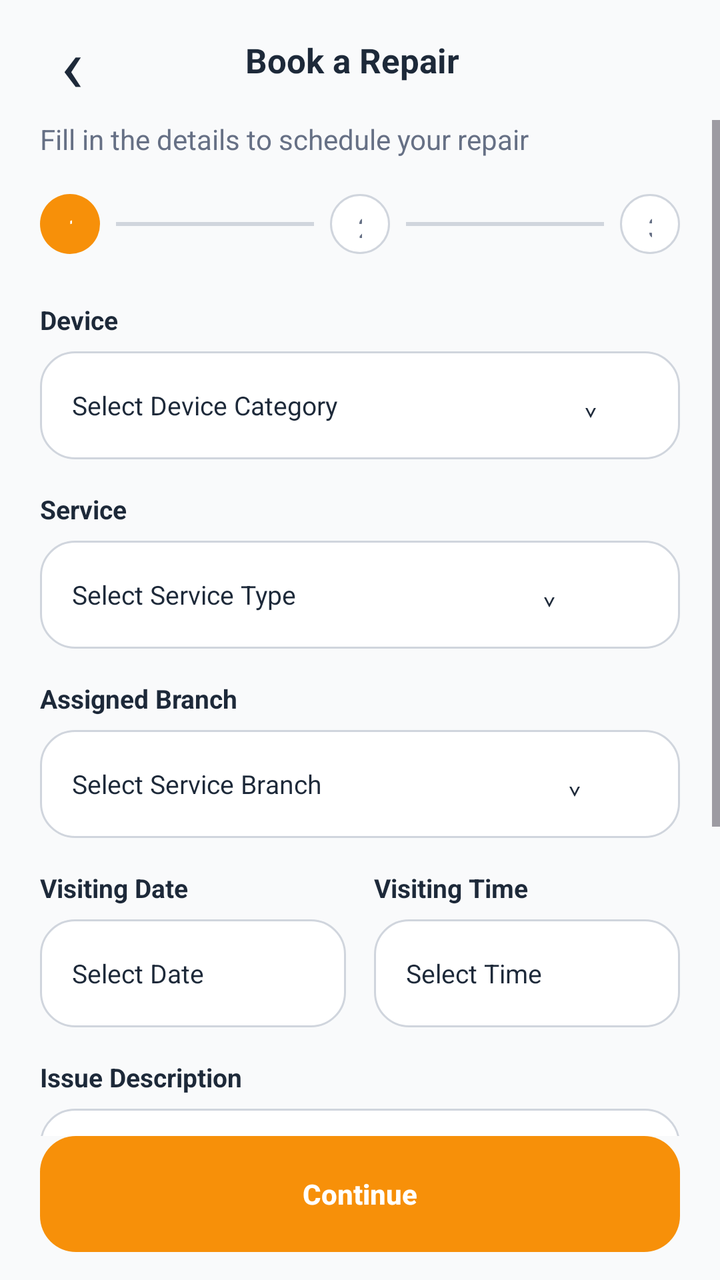
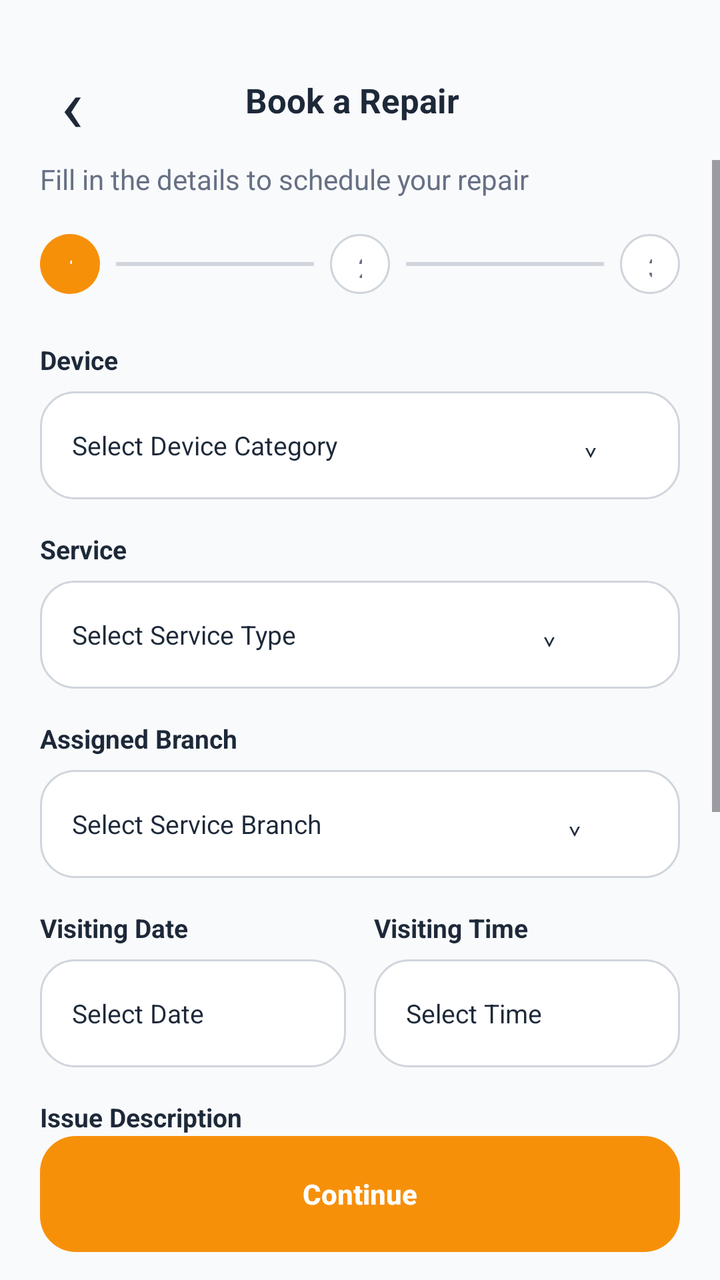

Screens rendered from an Android XML layout before and after an edit, with the pre-edit source and the edit as a unified diff.
<!-- AndroidManifest.xml: application theme Theme.TechFixV2 -->
<!-- res/layout/activity_book_repair.xml -->
<?xml version="1.0" encoding="utf-8" ?>
<LinearLayout
    xmlns:android="http://schemas.android.com/apk/res/android"
    xmlns:tools="http://schemas.android.com/tools"
    android:id="@+id/main"
    android:layout_width="match_parent"
    android:layout_height="match_parent"
    android:background="@color/customer_bg"
    android:orientation="vertical"
    tools:context=".BookRepairActivity"
>
    <LinearLayout
        android:layout_width="match_parent"
        android:layout_height="60dp"
        android:gravity="center_vertical"
        android:orientation="horizontal"
        android:paddingStart="12dp"
        android:paddingEnd="20dp"
    >
        <TextView
            android:id="@+id/btnBack"
            android:layout_width="48dp"
            android:layout_height="48dp"
            android:gravity="center"
            android:text="‹"
            android:textSize="38sp"
            android:textColor="@color/customer_text"
            android:clickable="true"
            android:focusable="true"
        />
        <TextView
            android:layout_width="0dp"
            android:layout_height="wrap_content"
            android:layout_weight="1"
            android:gravity="center"
            android:text="@string/booking_title"
            android:textColor="@color/customer_text"
            android:textSize="17sp"
            android:textStyle="bold"
        />
        <Space android:layout_width="48dp" android:layout_height="48dp" />
    </LinearLayout>
    <ScrollView
        android:layout_width="match_parent"
        android:layout_height="0dp"
        android:layout_weight="1"
        android:clipToPadding="false"
        android:overScrollMode="never"
    >
        <LinearLayout
            android:layout_width="match_parent"
            android:layout_height="wrap_content"
            android:orientation="vertical"
            android:paddingStart="20dp"
            android:paddingEnd="20dp"
            android:paddingBottom="24dp"
        >
            <TextView
                android:layout_width="match_parent"
                android:layout_height="wrap_content"
                android:text="@string/booking_subtitle"
                android:textColor="@color/customer_muted"
                android:textSize="14sp"
            />
            <LinearLayout
                android:layout_width="match_parent"
                android:layout_height="wrap_content"
                android:layout_marginTop="18dp"
                android:gravity="center_vertical"
                android:orientation="horizontal"
            >
                <TextView
                    android:layout_width="30dp"
                    android:layout_height="30dp"
                    android:background="@drawable/bg_customer_chip_selected"
                    android:gravity="center"
                    android:text="1"
                    android:textColor="@color/white"
                    android:textStyle="bold"
                />
                <View
                    android:layout_width="0dp"
                    android:layout_height="2dp"
                    android:layout_marginHorizontal="8dp"
                    android:layout_weight="1"
                    android:background="@color/customer_border"
                />
                <TextView
                    android:layout_width="30dp"
                    android:layout_height="30dp"
                    android:background="@drawable/bg_customer_chip"
                    android:gravity="center"
                    android:text="2"
                    android:textColor="@color/customer_muted"
                />
                <View
                    android:layout_width="0dp"
                    android:layout_height="2dp"
                    android:layout_marginHorizontal="8dp"
                    android:layout_weight="1"
                    android:background="@color/customer_border"
                />
                <TextView
                    android:layout_width="30dp"
                    android:layout_height="30dp"
                    android:background="@drawable/bg_customer_chip"
                    android:gravity="center"
                    android:text="3"
                    android:textColor="@color/customer_muted"
                />
            </LinearLayout>
            <TextView
                style="@style/CustomerFieldLabel"
                android:layout_marginTop="24dp"
                android:text="@string/device"
            />
            <TextView
                android:id="@+id/pickerDevice"
                style="@style/CustomerPicker"
                android:text="Select Device Category                                     ⌄"
                android:paddingHorizontal="16dp"
            />
            <TextView style="@style/CustomerFieldLabel" android:text="@string/service" />
            <TextView
                android:id="@+id/pickerService"
                style="@style/CustomerPicker"
                android:text="Select Service Type                                     ⌄"
                android:paddingHorizontal="16dp"
            />
            <TextView style="@style/CustomerFieldLabel" android:text="@string/preferred_branch" />
            <TextView
                android:id="@+id/pickerBranch"
                style="@style/CustomerPicker"
                android:text="Select Service Branch                                     ⌄"
                android:paddingHorizontal="16dp"
            />
            <LinearLayout
                android:layout_width="match_parent"
                android:layout_height="wrap_content"
                android:orientation="horizontal"
                android:baselineAligned="false"
            >
                <LinearLayout
                    android:layout_width="0dp"
                    android:layout_height="wrap_content"
                    android:layout_marginEnd="7dp"
                    android:layout_weight="1"
                    android:orientation="vertical"
                >
                    <TextView style="@style/CustomerFieldLabel" android:text="@string/visit_date" />
                    <TextView
                        android:id="@+id/pickerDate"
                        style="@style/CustomerPicker"
                        android:text="Select Date"
                        android:paddingHorizontal="16dp"
                    />
                </LinearLayout>
                <LinearLayout
                    android:layout_width="0dp"
                    android:layout_height="wrap_content"
                    android:layout_marginStart="7dp"
                    android:layout_weight="1"
                    android:orientation="vertical"
                >
                    <TextView style="@style/CustomerFieldLabel" android:text="@string/visit_time" />
                    <TextView
                        android:id="@+id/pickerTime"
                        style="@style/CustomerPicker"
                        android:text="Select Time"
                        android:paddingHorizontal="16dp"
                    />
                </LinearLayout>
            </LinearLayout>
            <TextView style="@style/CustomerFieldLabel" android:text="@string/issue_description" />
            <EditText
                android:id="@+id/etIssueDescription"
                android:layout_width="match_parent"
                android:layout_height="112dp"
                android:background="@drawable/bg_customer_input"
                android:gravity="top|start"
                android:hint="@string/issue_hint"
                android:inputType="textMultiLine"
                android:padding="15dp"
                android:textColor="@color/customer_text"
                android:textColorHint="@color/customer_muted"
                android:textSize="13sp"
            />
            <LinearLayout
                android:id="@+id/addPhotoCard"
                android:layout_width="match_parent"
                android:layout_height="84dp"
                android:layout_marginTop="16dp"
                android:background="@drawable/bg_customer_photo"
                android:gravity="center"
                android:orientation="vertical"
                android:clickable="true"
                android:focusable="true"
            >
                <TextView
                    android:id="@+id/tvPhotoStatus"
                    android:layout_width="wrap_content"
                    android:layout_height="wrap_content"
                    android:text="＋"
                    android:textColor="@color/customer_blue"
                    android:textSize="24sp"
                />
                <TextView
                    android:layout_width="wrap_content"
                    android:layout_height="wrap_content"
                    android:text="@string/add_device_photo"
                    android:textColor="@color/customer_blue"
                    android:textStyle="bold"
                />
            </LinearLayout>
        </LinearLayout>
    </ScrollView>
    <androidx.appcompat.widget.AppCompatButton
        android:id="@+id/btnContinue"
        android:layout_width="match_parent"
        android:layout_height="58dp"
        android:layout_marginStart="20dp"
        android:layout_marginEnd="20dp"
        android:layout_marginBottom="14dp"
        android:background="@drawable/bg_customer_primary"
        android:stateListAnimator="@null"
        android:text="@string/continue_label"
        android:textAllCaps="false"
        android:textColor="@color/white"
        android:textStyle="bold"
    />
</LinearLayout>
<!-- resources referenced by this layout -->
<resources>
  <color name="customer_bg">#F9FAFB</color>
  <color name="customer_blue">#3562D7</color>
  <color name="customer_border">#D0D5DD</color>
  <color name="customer_muted">#667085</color>
  <color name="customer_text">#1D2939</color>
  <color name="white">#FFFFFFFF</color>
  <!-- drawable bg_customer_chip (drawable) -->
  <?xml version="1.0" encoding="utf-8" ?>
  <shape xmlns:android="http://schemas.android.com/apk/res/android" android:shape="rectangle">
      <solid android:color="@color/customer_surface" />
      <corners android:radius="50dp" />
      <stroke android:width="1dp" android:color="@color/customer_border" />
      <padding android:left="14dp" android:top="7dp" android:right="14dp" android:bottom="7dp" />
  </shape>
  <!-- drawable bg_customer_chip_selected (drawable) -->
  <?xml version="1.0" encoding="utf-8" ?>
  <shape xmlns:android="http://schemas.android.com/apk/res/android" android:shape="rectangle">
      <solid android:color="@color/customer_orange" />
      <corners android:radius="50dp" />
      <padding android:left="14dp" android:top="7dp" android:right="14dp" android:bottom="7dp" />
  </shape>
  <!-- drawable bg_customer_input (drawable) -->
  <?xml version="1.0" encoding="utf-8" ?>
  <shape xmlns:android="http://schemas.android.com/apk/res/android" android:shape="rectangle">
      <solid android:color="@color/customer_surface" />
      <corners android:radius="17dp" />
      <stroke android:width="1dp" android:color="@color/customer_border" />
      <padding android:left="16dp" android:top="4dp" android:right="16dp" android:bottom="4dp" />
  </shape>
  <!-- drawable bg_customer_photo (drawable) -->
  <?xml version="1.0" encoding="utf-8" ?>
  <shape xmlns:android="http://schemas.android.com/apk/res/android" android:shape="rectangle">
      <solid android:color="@color/customer_surface" />
      <corners android:radius="18dp" />
      <stroke
          android:width="1dp"
          android:color="@color/customer_blue"
          android:dashWidth="6dp"
          android:dashGap="5dp"
      />
  </shape>
  <string name="add_device_photo">Add Device Photo</string>
  <string name="booking_subtitle">Fill in the details to schedule your repair</string>
  <string name="booking_title">Book a Repair</string>
  <string name="continue_label">Continue</string>
  <string name="device">Device</string>
  <string name="issue_description">Issue Description</string>
  <string name="issue_hint">
          Describe the problem with your device …
      </string>
  <string name="preferred_branch">Assigned Branch</string>
  <string name="service">Service</string>
  <string name="visit_date">Visiting Date</string>
  <string name="visit_time">Visiting Time</string>
  <style name="CustomerFieldLabel">
          <item name="android:layout_width">wrap_content</item>
          <item name="android:layout_height">wrap_content</item>
          <item name="android:layout_marginTop">16dp</item>
          <item name="android:layout_marginBottom">7dp</item>
          <item name="android:textColor">@color/customer_text</item>
          <item name="android:textSize">13sp</item>
          <item name="android:textStyle">bold</item>
      </style>
  <style name="CustomerPicker">
          <item name="android:layout_width">match_parent</item>
          <item name="android:layout_height">54dp</item>
          <item name="android:background">@drawable/bg_customer_input</item>
          <item name="android:gravity">center_vertical</item>
          <item name="android:textColor">@color/customer_text</item>
          <item name="android:textSize">13sp</item>
      </style>
  <style name="Theme.TechFixV2" parent="Base.Theme.TechFixV2" />
  <color name="customer_surface">#FFFFFF</color>
  <color name="customer_orange">#F79009</color>
  <style name="Base.Theme.TechFixV2" parent="Theme.Material3.DayNight.NoActionBar">
          
          <item name="colorPrimary">@color/primary_blue</item>
      </style>
  <color name="primary_blue">#3562D7</color>
  <!-- unchanged entries left out for length: 1 -->
</resources>

<!-- the commit's change to res/layout/activity_book_repair.xml (unified diff, before → after) -->
@@ -8,6 +8,7 @@
     android:background="@color/customer_bg"
     android:orientation="vertical"
     tools:context=".BookRepairActivity"
+    android:paddingTop="20dp"
 >
     <LinearLayout
         android:layout_width="match_parent"
